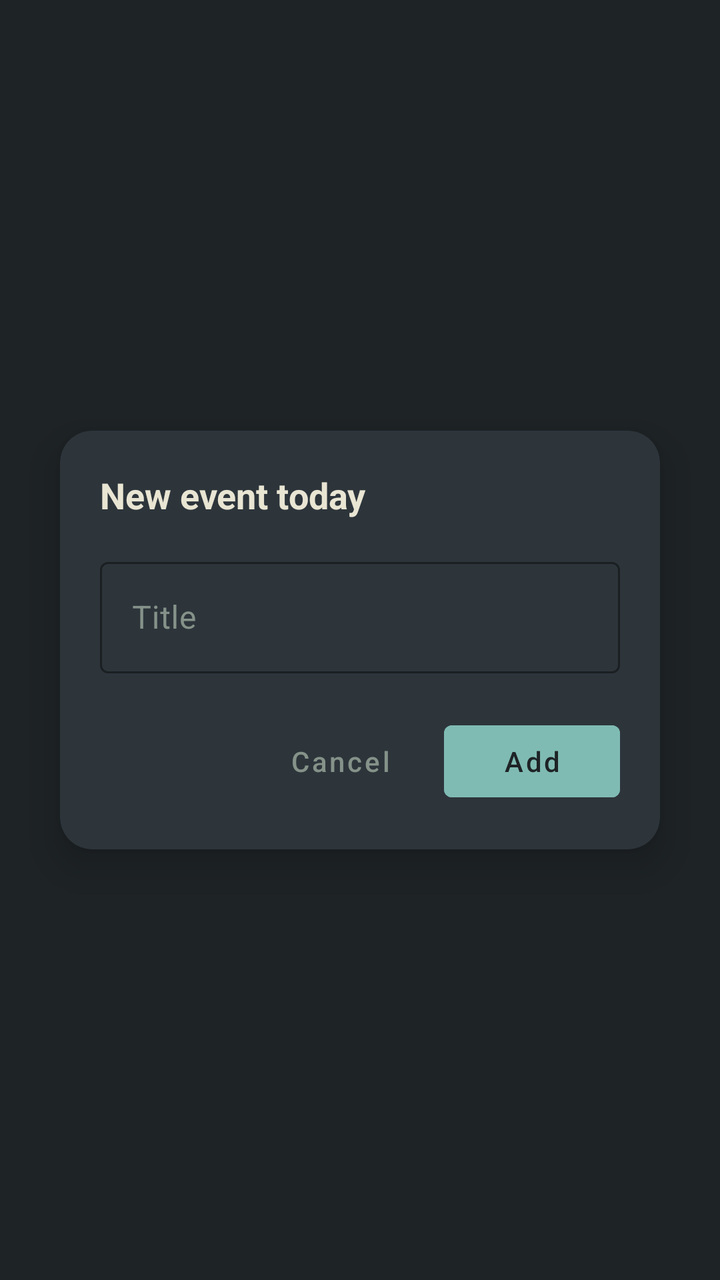
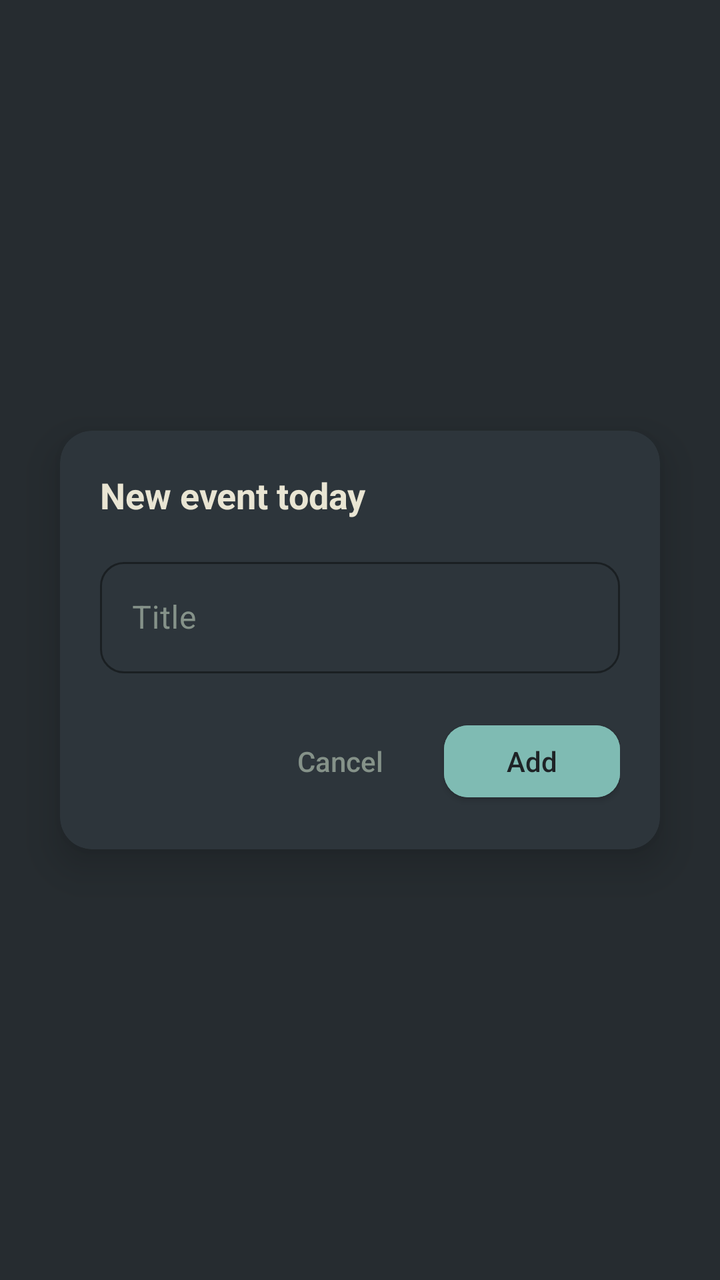

The first picture is an Android layout as it rendered before a commit; the second is the same layout after the commit. The layout source and the unified diff follow.
<!-- AndroidManifest.xml: activity theme Theme.Calendar.QuickAdd -->
<!-- res/layout/activity_quick_add.xml -->
<?xml version="1.0" encoding="utf-8"?>
<FrameLayout xmlns:android="http://schemas.android.com/apk/res/android"
    xmlns:app="http://schemas.android.com/apk/res-auto"
    android:id="@+id/quickAddRoot"
    android:layout_width="match_parent"
    android:layout_height="match_parent">

    <androidx.cardview.widget.CardView
        android:layout_width="300dp"
        android:layout_height="wrap_content"
        android:layout_gravity="center"
        android:layout_margin="24dp"
        android:clickable="true"
        android:focusable="true"
        app:cardBackgroundColor="#2D353B"
        app:cardCornerRadius="16dp"
        app:cardElevation="12dp">

        <LinearLayout
            android:layout_width="match_parent"
            android:layout_height="wrap_content"
            android:orientation="vertical"
            android:padding="20dp">

            <TextView
                android:id="@+id/quickAddHeading"
                android:layout_width="match_parent"
                android:layout_height="wrap_content"
                android:text="New event today"
                android:textColor="#E9E5D3"
                android:textSize="18sp"
                android:textStyle="bold"
                android:layout_marginBottom="16dp" />

            <com.google.android.material.textfield.TextInputLayout
                android:id="@+id/quickAddTitleLayout"
                style="@style/Widget.MaterialComponents.TextInputLayout.OutlinedBox"
                android:layout_width="match_parent"
                android:layout_height="wrap_content"
                android:hint="Title"
                android:textColorHint="#859289"
                app:boxStrokeColor="#7FBBB3"
                app:hintTextColor="#7FBBB3">

                <com.google.android.material.textfield.TextInputEditText
                    android:id="@+id/quickAddTitle"
                    android:layout_width="match_parent"
                    android:layout_height="wrap_content"
                    android:imeOptions="actionDone"
                    android:inputType="text"
                    android:maxLines="2"
                    android:textColor="#E9E5D3"
                    android:textSize="16sp" />
            </com.google.android.material.textfield.TextInputLayout>

            <LinearLayout
                android:layout_width="match_parent"
                android:layout_height="wrap_content"
                android:layout_marginTop="20dp"
                android:gravity="end"
                android:orientation="horizontal">

                <com.google.android.material.button.MaterialButton
                    android:id="@+id/quickAddCancel"
                    style="@style/Widget.MaterialComponents.Button.TextButton"
                    android:layout_width="wrap_content"
                    android:layout_height="wrap_content"
                    android:text="Cancel"
                    android:textAllCaps="false"
                    android:textColor="#859289" />

                <com.google.android.material.button.MaterialButton
                    android:id="@+id/quickAddSave"
                    android:layout_width="wrap_content"
                    android:layout_height="wrap_content"
                    android:layout_marginStart="8dp"
                    android:backgroundTint="#7FBBB3"
                    android:text="Add"
                    android:textColor="#1E2326" />

            </LinearLayout>

        </LinearLayout>

    </androidx.cardview.widget.CardView>

</FrameLayout>
<!-- resources referenced by this layout -->
<resources>
  <style name="Theme.Calendar.QuickAdd" parent="Theme.MaterialComponents.DayNight.NoActionBar">
          <item name="android:windowBackground">@color/quick_add_backdrop</item>
          <item name="materialButtonStyle">@style/Widget.Calendar.Button</item>
      </style>
  <color name="quick_add_backdrop">#1E2326</color>
  <style name="Widget.Calendar.Button" parent="Widget.MaterialComponents.Button">
          <item name="android:textAllCaps">false</item>
      </style>
</resources>

<!-- the commit's change to res/layout/activity_quick_add.xml (unified diff, before → after) -->
@@ -32,6 +32,7 @@
                 android:textStyle="bold"
                 android:layout_marginBottom="16dp" />
 
+            
             <com.google.android.material.textfield.TextInputLayout
                 android:id="@+id/quickAddTitleLayout"
                 style="@style/Widget.MaterialComponents.TextInputLayout.OutlinedBox"
@@ -39,7 +40,13 @@
                 android:layout_height="wrap_content"
                 android:hint="Title"
                 android:textColorHint="#859289"
+                app:boxCornerRadiusBottomEnd="12dp"
+                app:boxCornerRadiusBottomStart="12dp"
+                app:boxCornerRadiusTopEnd="12dp"
+                app:boxCornerRadiusTopStart="12dp"
                 app:boxStrokeColor="#7FBBB3"
+                app:errorEnabled="false"
+                app:helperTextEnabled="false"
                 app:hintTextColor="#7FBBB3">
 
                 <com.google.android.material.textfield.TextInputEditText
@@ -48,7 +55,7 @@
                     android:layout_height="wrap_content"
                     android:imeOptions="actionDone"
                     android:inputType="text"
-                    android:maxLines="2"
+                    android:maxLines="1"
                     android:textColor="#E9E5D3"
                     android:textSize="16sp" />
             </com.google.android.material.textfield.TextInputLayout>
@@ -65,9 +72,11 @@
                     style="@style/Widget.MaterialComponents.Button.TextButton"
                     android:layout_width="wrap_content"
                     android:layout_height="wrap_content"
+                    android:letterSpacing="0"
                     android:text="Cancel"
                     android:textAllCaps="false"
-                    android:textColor="#859289" />
+                    android:textColor="#859289"
+                    app:cornerRadius="12dp" />
 
                 <com.google.android.material.button.MaterialButton
                     android:id="@+id/quickAddSave"
<!-- resource entries referenced after the edit -->
@@ -3,10 +3,14 @@
   <style name="Theme.Calendar.QuickAdd" parent="Theme.MaterialComponents.DayNight.NoActionBar">
           <item name="android:windowBackground">@color/quick_add_backdrop</item>
           <item name="materialButtonStyle">@style/Widget.Calendar.Button</item>
+          <item name="android:statusBarColor">@android:color/transparent</item>
+          <item name="android:windowDrawsSystemBarBackgrounds">true</item>
       </style>
-  <color name="quick_add_backdrop">#1E2326</color>
+  <color name="quick_add_backdrop">#262C30</color>
   <style name="Widget.Calendar.Button" parent="Widget.MaterialComponents.Button">
           <item name="android:textAllCaps">false</item>
+          <item name="android:letterSpacing">0</item>
+          <item name="cornerRadius">12dp</item>
       </style>
 </resources>
 
